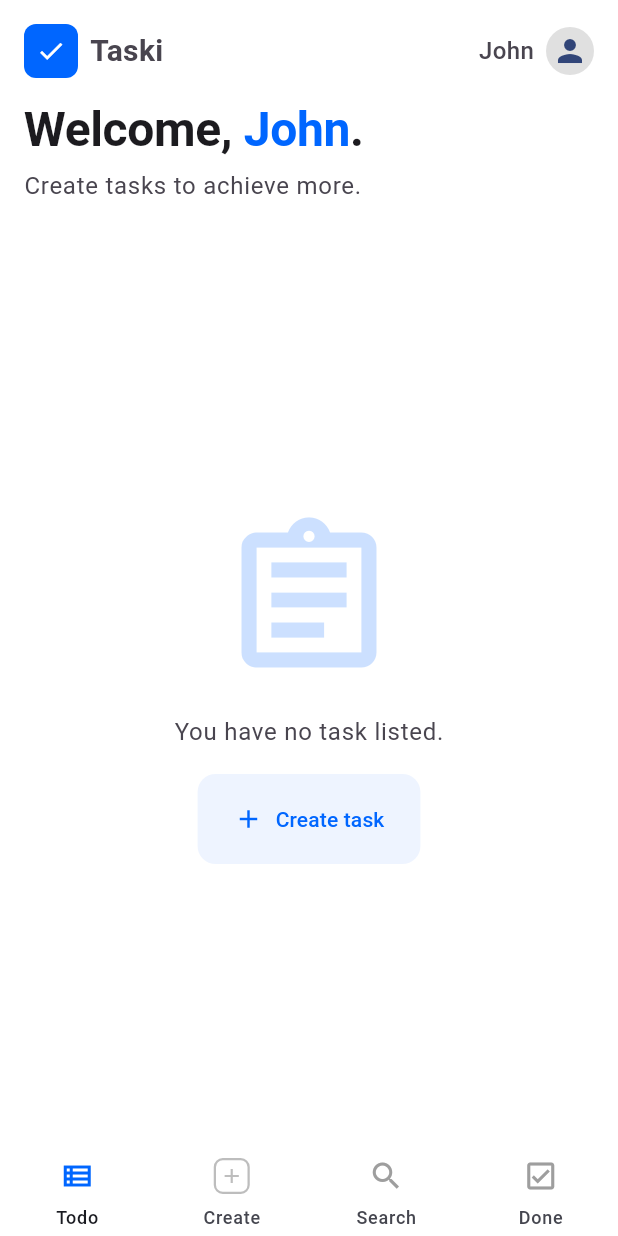
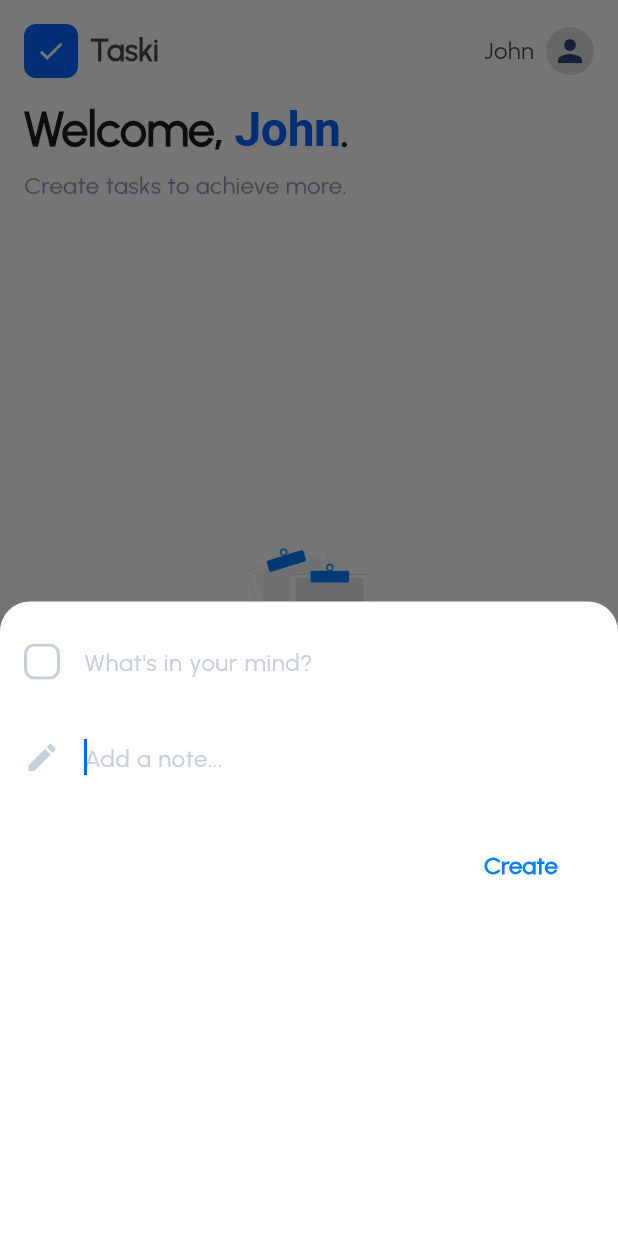
Before and after one commit to dev-intellisoft/challenges-mobile, a Flutter app: the screen it shows after launch, item 2 of the bottom bar chosen, after a tap on "Create task", on a phone screen of 412 x 824 dp. Run offline on Flutter 3.47's test engine with Material 3 defaults, Android fonts, the phone set to English and light mode, and no system bars; our stand-ins replace flutter_svg, sqflite; accounts and stored records are empty.

Commit message:
some missing changes

```diff
--- a/lib/main.dart
+++ b/lib/main.dart
@@ -20,6 +20,7 @@ class MyApp extends StatelessWidget {
         title: 'Taski',
         debugShowCheckedModeBanner: false,
         theme: ThemeData(
+          fontFamily: 'Urbanist',
           colorScheme: ColorScheme.fromSeed(
             seedColor: const Color(0xFF0066FF),
             primary: const Color(0xFF0066FF),
--- a/lib/presentation/pages/home_page.dart
+++ b/lib/presentation/pages/home_page.dart
@@ -1,8 +1,10 @@
 import 'package:flutter/material.dart';
+import 'package:flutter_svg/flutter_svg.dart';
 import 'package:provider/provider.dart';
 import 'package:taski/presentation/viewmodels/task_viewmodel.dart';
 import 'package:taski/presentation/widgets/task_list.dart';
 import 'package:taski/presentation/widgets/add_task_bottom_sheet.dart';
+import 'package:taski/presentation/pages/search_page.dart';
 
 class HomePage extends StatefulWidget {
   const HomePage({super.key});
@@ -116,7 +118,7 @@ class _HomePageState extends State<HomePage> {
             tasks.isEmpty
                 ? 'Create tasks to achieve more.'
                 : "You've got ${tasks.length} tasks to do.",
-            style: Theme.of(context).textTheme.bodyLarge,
+            style: TextStyle(fontSize: 16, color: Color.fromRGBO(141, 156, 184, 1))
           ),
         ],
       ),
@@ -131,11 +133,13 @@ class _HomePageState extends State<HomePage> {
       body: Column(
         crossAxisAlignment: CrossAxisAlignment.start,
         children: [
-          _buildWelcomeText(),
+          if (_selectedIndex != 2) _buildWelcomeText(),
           Expanded(
             child: _selectedIndex == 3
                 ? const TaskList(isCompleted: true)
-                : const TaskList(isCompleted: false),
+                : _selectedIndex == 2
+                    ? const SearchPage()
+                    : const TaskList(isCompleted: false),
           ),
         ],
       ),
@@ -147,49 +151,19 @@ class _HomePageState extends State<HomePage> {
         indicatorColor: Colors.transparent,
         destinations: [
           NavigationDestination(
-            icon: Icon(
-              Icons.view_list_outlined,
-              color: _selectedIndex == 0
-                  ? Theme.of(context).colorScheme.primary
-                  : Colors.grey,
-            ),
+            icon: SvgPicture.asset('assets/icons/todo.svg'),
             label: 'Todo',
           ),
           NavigationDestination(
-            icon: Container(
-              width: 24,
-              height: 24,
-              decoration: BoxDecoration(
-                border: Border.all(
-                  color: Colors.grey.shade400,
-                  width: 1.5,
-                ),
-                borderRadius: BorderRadius.circular(6),
-              ),
-              child: Icon(
-                Icons.add,
-                color: Colors.grey.shade400,
-                size: 16,
-              ),
-            ),
+            icon: SvgPicture.asset('assets/icons/create.svg'),
             label: 'Create',
           ),
           NavigationDestination(
-            icon: Icon(
-              Icons.search_outlined,
-              color: _selectedIndex == 2
-                  ? Theme.of(context).colorScheme.primary
-                  : Colors.grey,
-            ),
+            icon: SvgPicture.asset('assets/icons/search.svg'),
             label: 'Search',
           ),
           NavigationDestination(
-            icon: Icon(
-              Icons.check_box_outlined,
-              color: _selectedIndex == 3
-                  ? Theme.of(context).colorScheme.primary
-                  : Colors.grey,
-            ),
+            icon: SvgPicture.asset('assets/icons/done.svg'),
             label: 'Done',
           ),
         ],
--- a/lib/presentation/widgets/add_task_bottom_sheet.dart
+++ b/lib/presentation/widgets/add_task_bottom_sheet.dart
@@ -1,4 +1,5 @@
 import 'package:flutter/material.dart';
+import 'package:flutter_svg/flutter_svg.dart';
 import 'package:provider/provider.dart';
 import 'package:taski/presentation/viewmodels/task_viewmodel.dart';
 
@@ -33,6 +34,7 @@ class _AddTaskBottomSheetState extends State<AddTaskBottomSheet> {
   @override
   Widget build(BuildContext context) {
     return Container(
+      height: 423,
       padding: EdgeInsets.only(
         top: 16,
         left: 16,
@@ -43,66 +45,43 @@ class _AddTaskBottomSheetState extends State<AddTaskBottomSheet> {
         mainAxisSize: MainAxisSize.min,
         crossAxisAlignment: CrossAxisAlignment.stretch,
         children: [
-          Row(
-            children: [
-              Container(
-                padding: const EdgeInsets.all(8),
-                decoration: BoxDecoration(
-                  color: Theme.of(context).colorScheme.primary,
-                  borderRadius: BorderRadius.circular(8),
-                ),
-                child: const Icon(
-                  Icons.check,
-                  color: Colors.white,
-                  size: 20,
-                ),
-              ),
-              const SizedBox(width: 8),
-              const Text(
-                'Taski',
-                style: TextStyle(
-                  fontSize: 20,
-                  fontWeight: FontWeight.bold,
-                ),
-              ),
-            ],
-          ),
-          const SizedBox(height: 24),
           TextField(
             controller: _titleController,
-            decoration: const InputDecoration(
+            decoration:  InputDecoration(
+              icon: SvgPicture.asset('assets/icons/unchecked.svg'),
               hintText: "What's in your mind?",
-              hintStyle: TextStyle(
-                color: Color(0xFF49454F),
+              hintStyle: const TextStyle(
+                color: Color.fromRGBO(198, 207, 220, 1),
+                fontWeight: FontWeight.w400,
                 fontSize: 16,
               ),
               border: InputBorder.none,
               contentPadding: EdgeInsets.zero,
             ),
             style: const TextStyle(
+              color: Color.fromRGBO(198, 207, 220, 1),
+              fontWeight: FontWeight.w400,
               fontSize: 16,
-              fontWeight: FontWeight.w500,
             ),
           ),
           const SizedBox(height: 16),
           TextField(
             controller: _descriptionController,
-            decoration: const InputDecoration(
+            decoration: InputDecoration(
+              icon: SvgPicture.asset('assets/icons/pencil.svg'),
               hintText: 'Add a note...',
-              hintStyle: TextStyle(
-                color: Color(0xFF49454F),
-                fontSize: 14,
+              hintStyle: const TextStyle(
+                color: Color.fromRGBO(198, 207, 220, 1),
+                fontWeight: FontWeight.w400,
+                fontSize: 16,
               ),
               border: InputBorder.none,
               contentPadding: EdgeInsets.zero,
-              prefixIcon: Icon(
-                Icons.edit_outlined,
-                size: 20,
-                color: Color(0xFF49454F),
-              ),
             ),
             style: const TextStyle(
-              fontSize: 14,
+              color: Color.fromRGBO(198, 207, 220, 1),
+              fontWeight: FontWeight.w400,
+              fontSize: 16,
             ),
           ),
           const SizedBox(height: 24),
@@ -120,8 +99,9 @@ class _AddTaskBottomSheetState extends State<AddTaskBottomSheet> {
               child: const Text(
                 'Create',
                 style: TextStyle(
+                  color: Color.fromRGBO(0, 127, 255, 1),
                   fontSize: 16,
-                  fontWeight: FontWeight.w500,
+                  fontWeight: FontWeight.w700,
                 ),
               ),
             ),
--- a/lib/presentation/widgets/task_list.dart
+++ b/lib/presentation/widgets/task_list.dart
@@ -1,4 +1,5 @@
 import 'package:flutter/material.dart';
+import 'package:flutter_svg/flutter_svg.dart';
 import 'package:provider/provider.dart';
 import 'package:taski/data/models/task_model.dart';
 import 'package:taski/presentation/viewmodels/task_viewmodel.dart';
@@ -19,6 +20,7 @@ class TaskList extends StatefulWidget {
 
 class _TaskListState extends State<TaskList> {
   final ScrollController _scrollController = ScrollController();
+  bool isCardOpen = false;
 
   @override
   void initState() {
@@ -48,24 +50,22 @@ class _TaskListState extends State<TaskList> {
       child: Column(
         mainAxisAlignment: MainAxisAlignment.center,
         children: [
-          Icon(
-            Icons.assignment_outlined,
-            size: 120,
-            color: Theme.of(context).colorScheme.primary.withOpacity(0.2),
-          ),
+          SvgPicture.asset('assets/icons/no_task_icon.svg'),
+
           const SizedBox(height: 16),
           Text(
             widget.isCompleted
                 ? 'No completed tasks yet'
                 : 'You have no task listed.',
-            style: Theme.of(context).textTheme.bodyLarge?.copyWith(
-                  color: const Color(0xFF49454F),
-                ),
+            style: const TextStyle(
+              fontSize: 16,
+              color: Color.fromRGBO(141, 156, 184, 1)
+            ),
           ),
           if (!widget.isCompleted) ...[
             const SizedBox(height: 16),
-            ElevatedButton(
-              onPressed: () {
+            GestureDetector(
+              onTap: () {
                 showModalBottomSheet(
                   context: context,
                   isScrollControlled: true,
@@ -76,25 +76,28 @@ class _TaskListState extends State<TaskList> {
                   builder: (context) => const AddTaskBottomSheet(),
                 );
               },
-              style: ElevatedButton.styleFrom(
-                backgroundColor: const Color(0xFFEEF4FF),
-                foregroundColor: const Color(0xFF0066FF),
-                elevation: 0,
-                padding: const EdgeInsets.symmetric(
-                  horizontal: 24,
-                  vertical: 20,
+              child: Container(
+                height: 50,
+                width: 151,
+                decoration: BoxDecoration(
+                  color: const Color.fromRGBO(0, 127, 255, .1),
+                  borderRadius: BorderRadius.circular(12)
                 ),
-                shape: RoundedRectangleBorder(
-                  borderRadius: BorderRadius.circular(12),
+                child: const Center(
+                  child: Row(
+                    mainAxisSize: MainAxisSize.min,
+                    children: [
+                      Icon(Icons.add, size: 20, color: Color.fromRGBO(0, 127, 255, 1), ),
+                      SizedBox(width: 8),
+                      Text('Create task', style: TextStyle(
+                          color: Color.fromRGBO(0, 127, 255, 1),
+                        fontWeight: FontWeight.w600,
+                        fontSize: 18
+
+                      ),),
+                    ],
+                  ),
                 ),
-              ),
-              child: Row(
-                mainAxisSize: MainAxisSize.min,
-                children: const [
-                  Icon(Icons.add, size: 20),
-                  SizedBox(width: 8),
-                  Text('Create task'),
-                ],
               ),
             ),
           ],
@@ -188,39 +191,19 @@ class TaskCard extends StatelessWidget {
     return Card(
       margin: const EdgeInsets.only(bottom: 16),
       child: InkWell(
-        onTap: () {},
+        onTap: () {
+        },
         borderRadius: BorderRadius.circular(12),
         child: Padding(
           padding: const EdgeInsets.all(16),
           child: Row(
+            crossAxisAlignment: CrossAxisAlignment.start,
             children: [
               InkWell(
                 onTap: () {
                   context.read<TaskViewModel>().toggleTaskCompletion(task);
                 },
-                child: Container(
-                  width: 24,
-                  height: 24,
-                  decoration: BoxDecoration(
-                    border: Border.all(
-                      color: isCompleted
-                          ? Theme.of(context).colorScheme.primary
-                          : const Color(0xFF49454F),
-                      width: 2,
-                    ),
-                    borderRadius: BorderRadius.circular(6),
-                    color: isCompleted
-                        ? Theme.of(context).colorScheme.primary
-                        : Colors.transparent,
-                  ),
-                  child: isCompleted
-                      ? const Icon(
-                          Icons.check,
-                          size: 16,
-                          color: Colors.white,
-                        )
-                      : null,
-                ),
+                child: isCompleted?SvgPicture.asset('assets/icons/done.svg'):SvgPicture.asset('assets/icons/unchecked.svg'),
               ),
               const SizedBox(width: 16),
               Expanded(
@@ -231,8 +214,8 @@ class TaskCard extends StatelessWidget {
                       task.title,
                       style: TextStyle(
                         fontSize: 16,
-                        fontWeight: FontWeight.w500,
-                        color: textColor,
+                        fontWeight: FontWeight.w600,
+                        color: const Color.fromRGBO(63, 61, 86, 1),
                         decoration: isCompleted
                             ? TextDecoration.lineThrough
                             : TextDecoration.none,
@@ -244,7 +227,8 @@ class TaskCard extends StatelessWidget {
                         task.description,
                         style: TextStyle(
                           fontSize: 14,
-                          color: textColor,
+                          color: const Color.fromRGBO(141, 156, 184, 1),
+                          fontWeight: FontWeight.w400,
                           decoration: isCompleted
                               ? TextDecoration.lineThrough
                               : TextDecoration.none,
@@ -255,10 +239,7 @@ class TaskCard extends StatelessWidget {
                 ),
               ),
               IconButton(
-                icon: Icon(
-                  Icons.more_vert,
-                  color: textColor,
-                ),
+                icon: SvgPicture.asset('assets/icons/more.svg'),
                 onPressed: () {
                   showModalBottomSheet(
                     context: context,
```
Also changed, not shown: lib/presentation/pages/search_page.dart (added, +156 -0 lines), lib/presentation/viewmodels/task_viewmodel.dart (+32 -0 lines).
